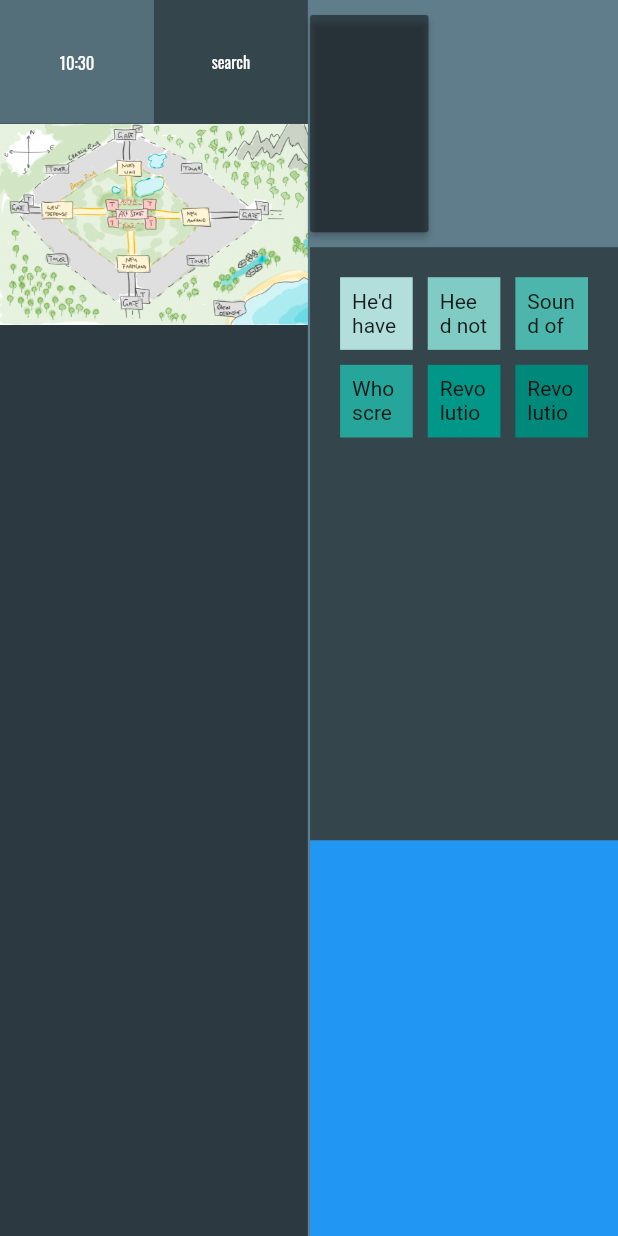
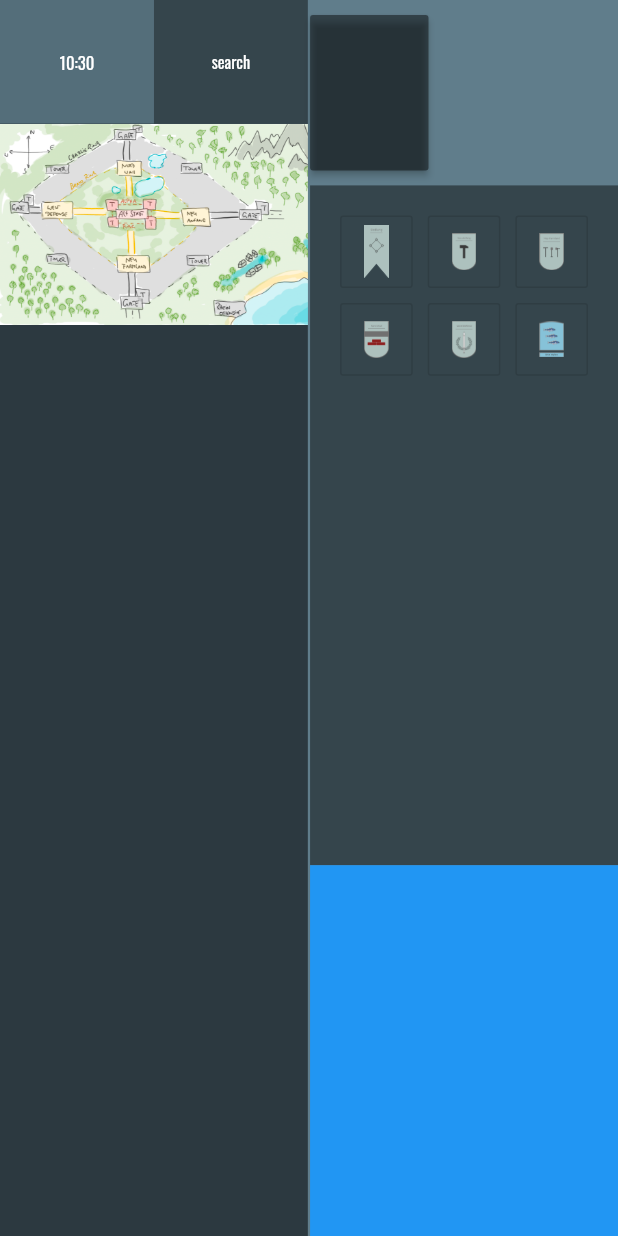
Before and after one commit to SeemannMx/pandp, a Flutter app: the screen it shows after launch, on a phone screen of 412 x 824 dp. Run offline on Flutter 3.47's test engine with Material 2 defaults, Android fonts, the phone set to English and light mode, and no system bars; our stand-ins replace flutter_markdown, google_fonts.

Commit message:
added grid tile state driven

```diff
--- a/lib/main.dart
+++ b/lib/main.dart
@@ -1,6 +1,7 @@
 import 'package:flutter/material.dart';
 import 'package:pandp/home.dart';
 import 'package:pandp/provider/provider_clock.dart';
+import 'package:pandp/provider/provider_grid.dart';
 import 'package:pandp/provider/provider_image.dart';
 import 'package:pandp/provider/provider_widget.dart';
 import 'package:pandp/provider/provider_window.dart';
@@ -17,6 +18,7 @@ class PandP extends StatelessWidget {
       ChangeNotifierProvider(create: (_) => LiveClockProvider()),
       ChangeNotifierProvider(create: (_) => CustomImageProvider()),
       ChangeNotifierProvider(create: (_) => WidgetProvider()),
+      ChangeNotifierProvider(create: (_) => GridProvider()),
     ], child: MaterialApp(title: 'PandP', home: Home()));
   }
 }
--- /dev/null
+++ b/lib/provider/provider_grid.dart
@@ -0,0 +1,9 @@
+import 'package:flutter/cupertino.dart';
+import 'package:flutter/material.dart';
+import 'dart:developer' as dev;
+
+class GridProvider extends ChangeNotifier {
+
+  Widget widget;
+
+}
--- a/lib/provider/provider_image.dart
+++ b/lib/provider/provider_image.dart
@@ -3,22 +3,11 @@ import 'package:flutter/material.dart';
 import 'dart:developer' as dev;
 
 class CustomImageProvider extends ChangeNotifier {
-  var images = [];
-  var locations = [];
-  var widget;
+  List <Widget> images = [];
+  List <Widget> locations = [];
 
   CustomImageProvider() {
-    // _load();
     dev.log('load assets', name: this.runtimeType.toString());
-
-    _addChart();
-    _addLocations();
-
-    notifyListeners();
-
-  }
-
-  _load() {
     _addChart();
     _addLocations();
 
@@ -35,8 +24,8 @@ class CustomImageProvider extends ChangeNotifier {
       ..add(Image(image: AssetImage('assets/img/wappen_neu_anfang.png')))
       ..add(Image(image: AssetImage('assets/img/wappen_neu_farmland.png')))
       ..add(Image(image: AssetImage('assets/img/wappen_nord_wall.png')))
+      ..add(Image(image: AssetImage('assets/img/wappen_west_defense.png')))
       ..add(Image(image: AssetImage('assets/img/wappen_rhin_hafen.png')))
-      ..add(Image(image: AssetImage('assets/img/wappen_spezial_einheit.png')))
-      ..add(Image(image: AssetImage('assets/img/wappen_west_defense.png')));
+      ..add(Image(image: AssetImage('assets/img/wappen_spezial_einheit.png')));
   }
 }
--- a/lib/widgets/location_grid.dart
+++ b/lib/widgets/location_grid.dart
@@ -1,53 +1,68 @@
 import 'package:flutter/material.dart';
 import 'package:flutter/widgets.dart';
 import 'package:pandp/provider/provider_image.dart';
+import 'package:pandp/provider/provider_widget.dart';
 import 'package:provider/provider.dart';
+import 'dart:developer' as dev;
 
 class LocationsGrid extends StatelessWidget {
   @override
-
   Widget build(BuildContext context) {
-    return Consumer<CustomImageProvider>(
-        builder: (context, imageProvider, child) {
     return GridView.count(
         primary: false,
         padding: const EdgeInsets.all(20),
         crossAxisSpacing: 10,
         mainAxisSpacing: 10,
         crossAxisCount: 3,
-            children: <Widget>[
-              Container(
-                padding: const EdgeInsets.all(8),
-                child: const Text("He'd have you all unravel at the"),
-                color: Colors.teal[100],
+        children: [
+          OutlineButton(
+            child: Provider.of<CustomImageProvider>(context).locations[0],
+            hoverColor: Colors.teal[600],
+            onPressed: () {
+              Provider.of<WidgetProvider>(context, listen: false).show(DISPLAY.SIEDLUNG);
+            }
           ),
-              Container(
-                padding: const EdgeInsets.all(8),
-                child: const Text('Heed not the rabble'),
-                color: Colors.teal[200],
+
+          OutlineButton(
+              child: Provider.of<CustomImageProvider>(context).locations[1],
+              hoverColor: Colors.teal[600],
+              onPressed: () {
+                Provider.of<WidgetProvider>(context, listen: false).show(DISPLAY.NEU_ANFANG);
+              }
           ),
-              Container(
-                padding: const EdgeInsets.all(8),
-                child: const Text('Sound of screams but the'),
-                color: Colors.teal[300],
+
+          OutlineButton(
+              child: Provider.of<CustomImageProvider>(context).locations[2],
+              hoverColor: Colors.teal[600],
+              onPressed: () {
+                Provider.of<WidgetProvider>(context, listen: false).show(DISPLAY.NEU_FARMLAND);
+              }
           ),
-              Container(
-                padding: const EdgeInsets.all(8),
-                child: const Text('Who scream'),
-                color: Colors.teal[400],
+
+          OutlineButton(
+              child: Provider.of<CustomImageProvider>(context).locations[3],
+              hoverColor: Colors.teal[600],
+              onPressed: () {
+                Provider.of<WidgetProvider>(context, listen: false).show(DISPLAY.NORD_WALL);
+              }
           ),
-              Container(
-                padding: const EdgeInsets.all(8),
-                child: const Text('Revolution is coming...'),
-                color: Colors.teal[500],
+
+          OutlineButton(
+              child: Provider.of<CustomImageProvider>(context).locations[4],
+              hoverColor: Colors.teal[600],
+              onPressed: () {
+                Provider.of<WidgetProvider>(context, listen: false).show(DISPLAY.WEST_DEFENSE);
+              }
           ),
-              Container(
-                padding: const EdgeInsets.all(8),
-                child: const Text('Revolution, they...'),
-                color: Colors.teal[600],
+
+          OutlineButton(
+              child: Provider.of<CustomImageProvider>(context).locations[5],
+              hoverColor: Colors.teal[600],
+              onPressed: () {
+                Provider.of<WidgetProvider>(context, listen: false).show(DISPLAY.RHIN_HAFEN);
+              }
           ),
-            ],
-          );
-    });
+
+        ]);
   }
 }
--- a/lib/widgets/story_menu.dart
+++ b/lib/widgets/story_menu.dart
@@ -11,20 +11,20 @@ class StoryMenu extends StatelessWidget {
     return Column(
       children: [
         Flexible(
-          flex: 25,
+          flex: 15,
           child: Container(
             child: StoryInfo(),
           ),
         ),
         Flexible(
-          flex: 60,
+          flex: 55,
           child: Container(
             color: Colors.black45,
             child: LocationsGrid(),
           ),
         ),
         Flexible(
-          flex: 40,
+          flex: 30,
           child: Container(
             color: Colors.blue,
           ),
```
Also changed, not shown: lib/provider/provider_widget.dart (+67 -3 lines). Lines whose indentation alone changed are shown as unchanged.
